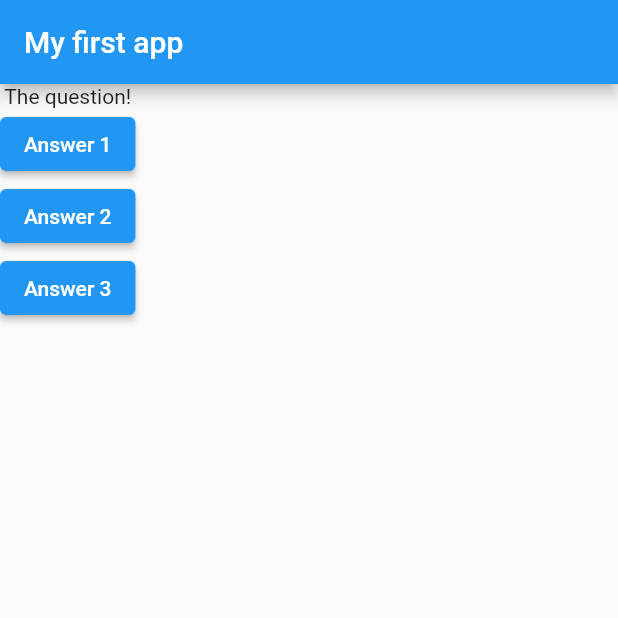
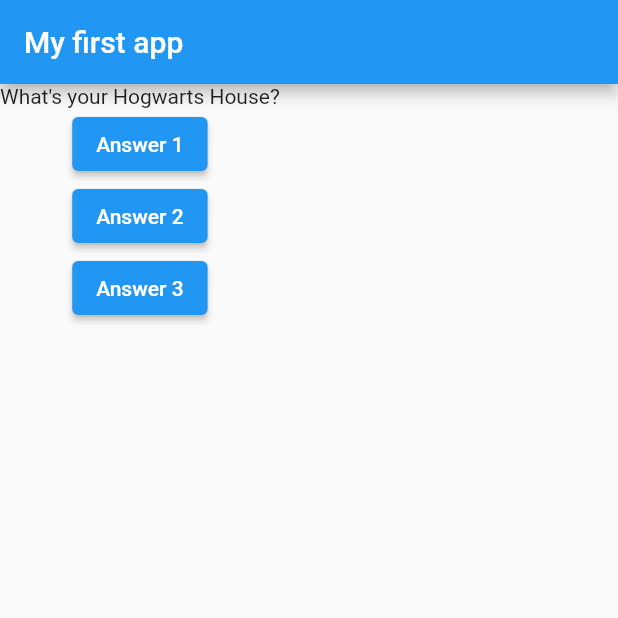
Before and after one commit to Totemi1324/sandbox_app, a Flutter app: the screen it shows after launch, after a tap on "Answer 1", on a phone screen of 412 x 824 dp, the top half of it. Run offline on Flutter 3.47's test engine with Material 2 defaults, Android fonts, the light colour scheme and no system bars.

Commit message:
Implement question list

```diff
--- a/lib/main.dart
+++ b/lib/main.dart
@@ -1,16 +1,24 @@
 import 'package:flutter/material.dart';
 
-void main(List<String> args) {
-  runApp(MyApp());
-}
+void main(List<String> args) => runApp(MyApp());
 
 class MyApp extends StatelessWidget {
+  var questionIndex = 0;
+
   void onAnswerPressed() {
-    print("Answer chosen");
+    questionIndex++;
+    print(questionIndex);
   }
 
   @override
   Widget build(BuildContext context) {
+    var questionList = [
+      "What's your Hogwarts House?",
+      "Which animal does your Patronus embody?",
+      "What wood is your wand made of?",
+      "Of what material consists the core of your wand?",
+    ];
+
     return MaterialApp(
       home: Scaffold(
         appBar: AppBar(
@@ -18,7 +26,9 @@ class MyApp extends StatelessWidget {
         ),
         body: Column(
           children: [
-            const Text("The question!"),
+            Text(
+              questionList[questionIndex],
+            ),
             ElevatedButton(
               onPressed: onAnswerPressed,
               child: const Text("Answer 1"),
```
